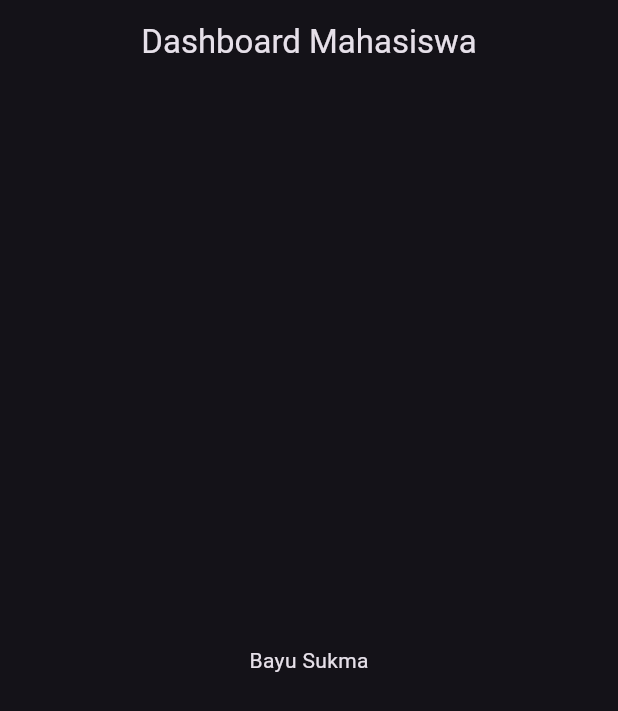
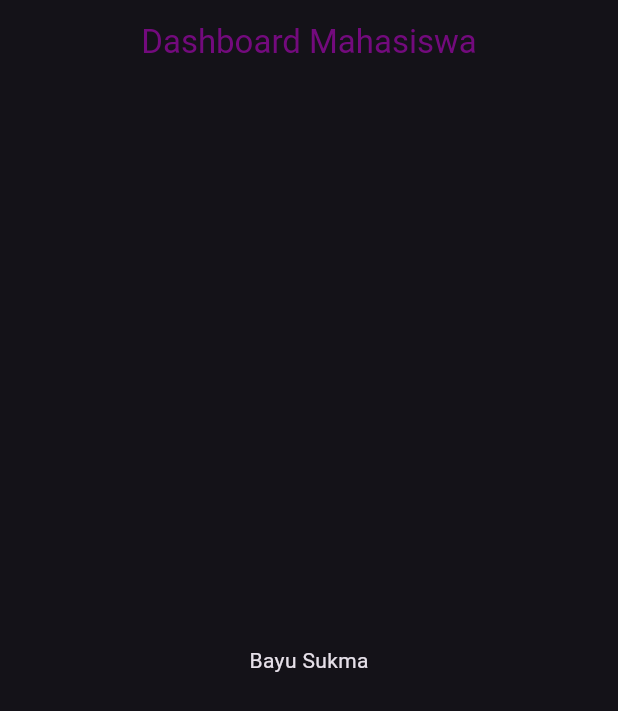
Before and after one commit to Codenames-Ren/flutter_p4, a Flutter app: the screen it shows after launch, on a phone screen of 412 x 824 dp. Shown: the top 711 px of the screen. Run offline on Flutter 3.47's test engine with Material 3 defaults, Android fonts, the phone set to English and light mode, and no system bars.

Commit message:
nyoba properti style

```diff
--- a/lib/main.dart
+++ b/lib/main.dart
@@ -24,7 +24,14 @@
   @override
   Widget build(BuildContext context) {
     return Scaffold(
-      appBar: AppBar(title: const Center(child: Text("Dashboard Mahasiswa"))),
+      appBar: AppBar(
+        title: const Center(
+          child: Text(
+            "Dashboard Mahasiswa",
+            style: TextStyle(color: Color.fromRGBO(210, 2, 225, 0.502)),
+          ),
+        ),
+      ),
       body: const Center(child: Text("Bayu Sukma")),
     );
   }
```
